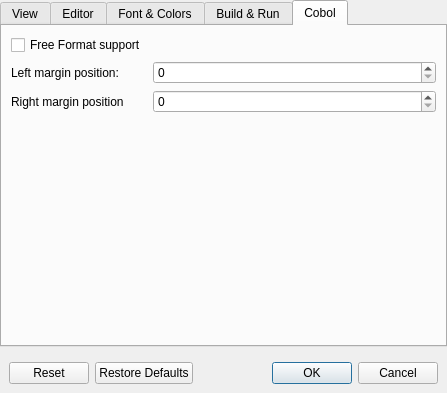
Above: oci/frontend/ui/dlg_preferences.ui from OpenCobolIDE/OpenCobolIDE before the change. Below: the same form after it.
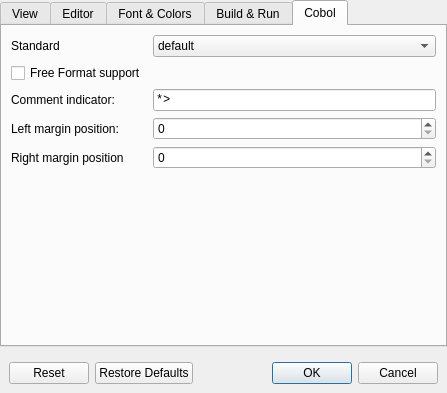
That is the form after the change. Icons and pictures are not drawn.

Commit message:
Add ability to choose cobol standard and comment indicator
fix #43 and close #44

```diff
--- a/oci/frontend/ui/dlg_preferences.ui
+++ b/oci/frontend/ui/dlg_preferences.ui
@@ -519,7 +519,7 @@
           <property name="fieldGrowthPolicy">
            <enum>QFormLayout::AllNonFixedFieldsGrow</enum>
           </property>
-          <item row="0" column="0">
+          <item row="1" column="0">
            <widget class="QCheckBox" name="checkBoxFreeFormat">
             <property name="toolTip">
              <string>Code and compile with free format support</string>
@@ -529,14 +529,14 @@
             </property>
            </widget>
           </item>
-          <item row="1" column="0">
+          <item row="3" column="0">
            <widget class="QLabel" name="label_5">
             <property name="text">
              <string>Left margin position:</string>
             </property>
            </widget>
           </item>
-          <item row="1" column="1">
+          <item row="3" column="1">
            <widget class="QSpinBox" name="spinBoxLeftMargin">
             <property name="toolTip">
              <string>Position of the left margin (starting from 0)</string>
@@ -546,14 +546,14 @@
             </property>
            </widget>
           </item>
-          <item row="2" column="0">
+          <item row="4" column="0">
            <widget class="QLabel" name="label_6">
             <property name="text">
              <string>Right margin position</string>
             </property>
            </widget>
           </item>
-          <item row="2" column="1">
+          <item row="4" column="1">
            <widget class="QSpinBox" name="spinBoxRightMargin">
             <property name="toolTip">
              <string>Position of the right margin (starting from 0)</string>
@@ -563,6 +563,71 @@
             </property>
            </widget>
           </item>
+          <item row="2" column="0">
+           <widget class="QLabel" name="label_7">
+            <property name="text">
+             <string>Comment indicator:</string>
+            </property>
+           </widget>
+          </item>
+          <item row="2" column="1">
+           <widget class="QLineEdit" name="lineEditCommentIndicator">
+            <property name="font">
+             <font>
+              <family>Monospace</family>
+             </font>
+            </property>
+            <property name="text">
+             <string>*&gt;</string>
+            </property>
+           </widget>
+          </item>
+          <item row="0" column="0">
+           <widget class="QLabel" name="label_8">
+            <property name="text">
+             <string>Standard</string>
+            </property>
+           </widget>
+          </item>
+          <item row="0" column="1">
+           <widget class="QComboBox" name="comboBoxStandard">
+            <item>
+             <property name="text">
+              <string>default</string>
+             </property>
+            </item>
+            <item>
+             <property name="text">
+              <string>cobol2002</string>
+             </property>
+            </item>
+            <item>
+             <property name="text">
+              <string>cobol85</string>
+             </property>
+            </item>
+            <item>
+             <property name="text">
+              <string>ibm</string>
+             </property>
+            </item>
+            <item>
+             <property name="text">
+              <string>mvs</string>
+             </property>
+            </item>
+            <item>
+             <property name="text">
+              <string>bs2000</string>
+             </property>
+            </item>
+            <item>
+             <property name="text">
+              <string>mf</string>
+             </property>
+            </item>
+           </widget>
+          </item>
          </layout>
         </widget>
        </widget>
```
The commit also changes 6 other files.
